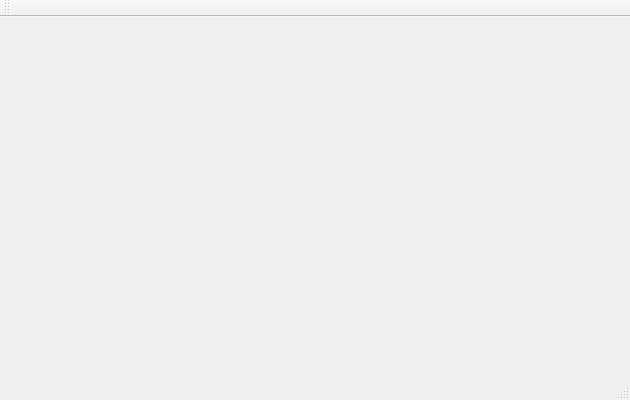
Before: the Qt Designer form ui/mainwindow.ui in Jan200101/Neuland, drawn with Qt 5.
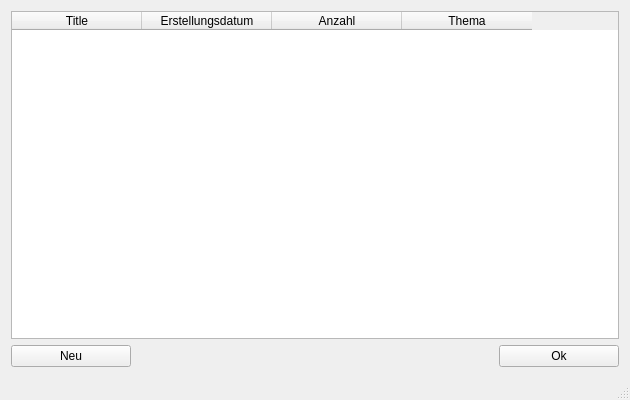
After: the same form once the commit is applied. Icons and pictures are not drawn.

What changed in the file:
```diff
--- a/ui/mainwindow.ui
+++ b/ui/mainwindow.ui
@@ -10,27 +10,110 @@
     <height>400</height>
    </rect>
   </property>
+  <property name="minimumSize">
+   <size>
+    <width>630</width>
+    <height>400</height>
+   </size>
+  </property>
   <property name="windowTitle">
    <string>MainWindow</string>
   </property>
-  <widget class="QWidget" name="centralWidget"/>
-  <widget class="QMenuBar" name="menuBar">
-   <property name="geometry">
-    <rect>
-     <x>0</x>
-     <y>0</y>
-     <width>630</width>
-     <height>29</height>
-    </rect>
-   </property>
-  </widget>
-  <widget class="QToolBar" name="mainToolBar">
-   <attribute name="toolBarArea">
-    <enum>TopToolBarArea</enum>
-   </attribute>
-   <attribute name="toolBarBreak">
-    <bool>false</bool>
-   </attribute>
+  <property name="windowIcon">
+   <iconset>
+    <normaloff>icons/icon.png</normaloff>icons/icon.png</iconset>
+  </property>
+  <property name="locale">
+   <locale language="German" country="Germany"/>
+  </property>
+  <property name="iconSize">
+   <size>
+    <width>12</width>
+    <height>12</height>
+   </size>
+  </property>
+  <property name="unifiedTitleAndToolBarOnMac">
+   <bool>true</bool>
+  </property>
+  <widget class="QWidget" name="centralWidget">
+   <layout class="QVBoxLayout" name="verticalLayout">
+    <item>
+     <widget class="QTableWidget" name="tableWidget">
+      <property name="sortingEnabled">
+       <bool>true</bool>
+      </property>
+      <attribute name="horizontalHeaderDefaultSectionSize">
+       <number>130</number>
+      </attribute>
+      <column>
+       <property name="text">
+        <string>Title</string>
+       </property>
+      </column>
+      <column>
+       <property name="text">
+        <string>Erstellungsdatum</string>
+       </property>
+      </column>
+      <column>
+       <property name="text">
+        <string>Anzahl</string>
+       </property>
+      </column>
+      <column>
+       <property name="text">
+        <string>Thema</string>
+       </property>
+      </column>
+     </widget>
+    </item>
+    <item>
+     <layout class="QHBoxLayout" name="horizontalLayout">
+      <item>
+       <widget class="QPushButton" name="pushButton">
+        <property name="minimumSize">
+         <size>
+          <width>120</width>
+          <height>0</height>
+         </size>
+        </property>
+        <property name="text">
+         <string>Neu</string>
+        </property>
+       </widget>
+      </item>
+      <item>
+       <spacer name="horizontalSpacer">
+        <property name="orientation">
+         <enum>Qt::Horizontal</enum>
+        </property>
+        <property name="sizeType">
+         <enum>QSizePolicy::Expanding</enum>
+        </property>
+        <property name="sizeHint" stdset="0">
+         <size>
+          <width>30</width>
+          <height>20</height>
+         </size>
+        </property>
+       </spacer>
+      </item>
+      <item>
+       <widget class="QPushButton" name="pushButton_2">
+        <property name="minimumSize">
+         <size>
+          <width>120</width>
+          <height>0</height>
+         </size>
+        </property>
+        <property name="text">
+         <string>Ok</string>
+        </property>
+       </widget>
+      </item>
+     </layout>
+    </item>
+   </layout>
   </widget>
   <widget class="QStatusBar" name="statusBar"/>
  </widget>
```
Left out of the diff: 6 changed lines with no effect on the pictures.
